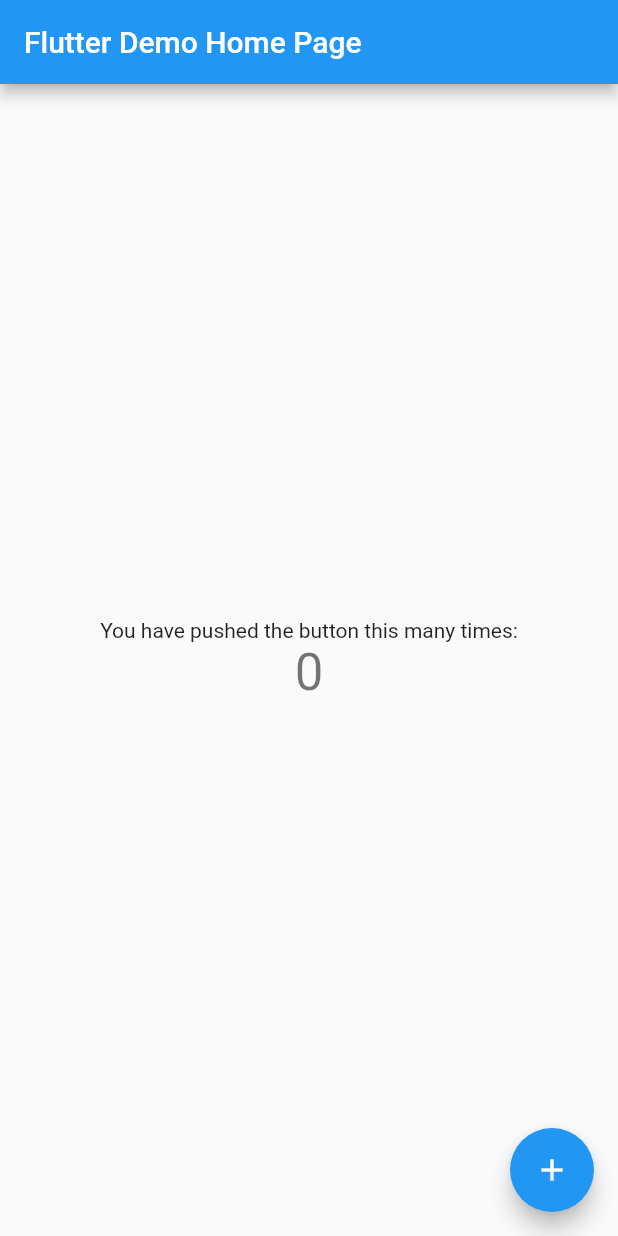
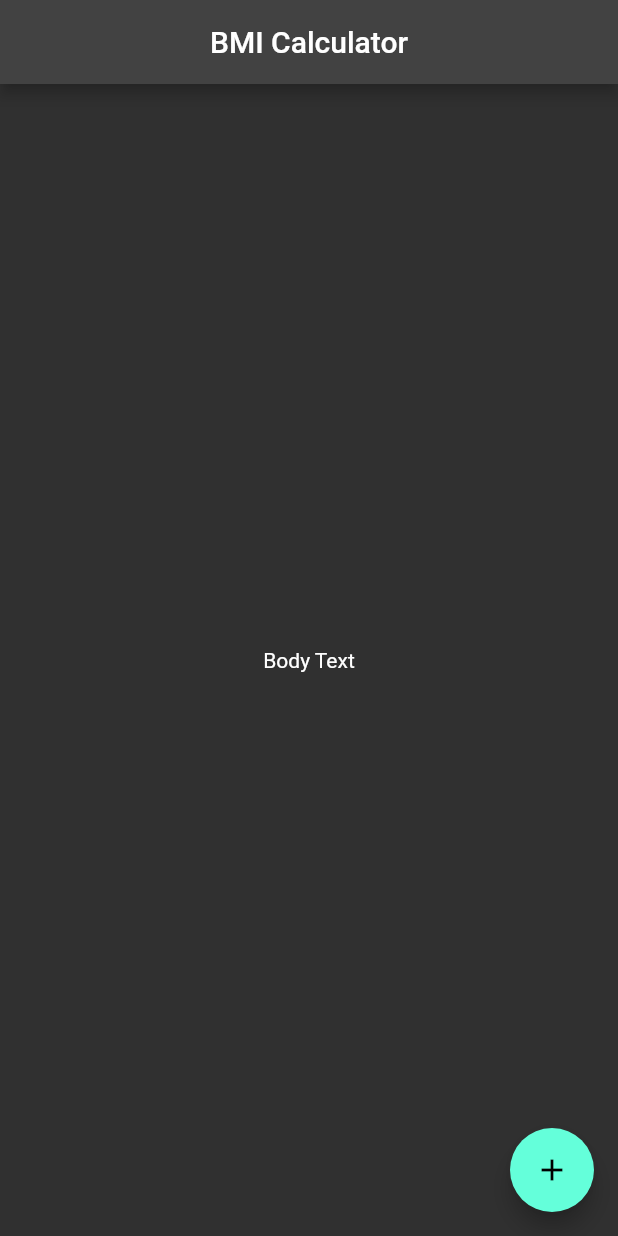
Before and after one commit to anup-paul/bmiCalculator, a Flutter app: the screen it shows after launch, on a phone screen of 412 x 824 dp. Run offline on Flutter 3.47's test engine with Material 2 defaults, Android fonts, the phone set to English and light mode, and no system bars.

Commit message:
temeData inisiation

```diff
--- a/lib/main.dart
+++ b/lib/main.dart
@@ -5,109 +5,41 @@ void main() {
 }
 
 class MyApp extends StatelessWidget {
-  // This widget is the root of your application.
+  const MyApp({Key? key}) : super(key: key);
+
   @override
   Widget build(BuildContext context) {
     return MaterialApp(
-      title: 'Flutter Demo',
-      theme: ThemeData(
-        // This is the theme of your application.
-        //
-        // Try running your application with "flutter run". You'll see the
-        // application has a blue toolbar. Then, without quitting the app, try
-        // changing the primarySwatch below to Colors.green and then invoke
-        // "hot reload" (press "r" in the console where you ran "flutter run",
-        // or simply save your changes to "hot reload" in a Flutter IDE).
-        // Notice that the counter didn't reset back to zero; the application
-        // is not restarted.
-        primarySwatch: Colors.blue,
-      ),
-      home: MyHomePage(title: 'Flutter Demo Home Page'),
+      theme: ThemeData.dark(),
+      home: InputPage(),
     );
   }
 }
 
-class MyHomePage extends StatefulWidget {
-  MyHomePage({Key? key, required this.title}) : super(key: key);
-
-  // This widget is the home page of your application. It is stateful, meaning
-  // that it has a State object (defined below) that contains fields that affect
-  // how it looks.
-
-  // This class is the configuration for the state. It holds the values (in this
-  // case the title) provided by the parent (in this case the App widget) and
-  // used by the build method of the State. Fields in a Widget subclass are
-  // always marked "final".
-
-  final String title;
+class InputPage extends StatefulWidget {
+  const InputPage({Key? key}) : super(key: key);
 
   @override
-  _MyHomePageState createState() => _MyHomePageState();
+  _InputPageState createState() => _InputPageState();
 }
 
-class _MyHomePageState extends State<MyHomePage> {
-  int _counter = 0;
-
-  void _incrementCounter() {
-    setState(() {
-      // This call to setState tells the Flutter framework that something has
-      // changed in this State, which causes it to rerun the build method below
-      // so that the display can reflect the updated values. If we changed
-      // _counter without calling setState(), then the build method would not be
-      // called again, and so nothing would appear to happen.
-      _counter++;
-    });
-  }
-
+class _InputPageState extends State<InputPage> {
   @override
   Widget build(BuildContext context) {
-    // This method is rerun every time setState is called, for instance as done
-    // by the _incrementCounter method above.
-    //
-    // The Flutter framework has been optimized to make rerunning build methods
-    // fast, so that you can just rebuild anything that needs updating rather
-    // than having to individually change instances of widgets.
-    return Scaffold(
-      appBar: AppBar(
-        // Here we take the value from the MyHomePage object that was created by
-        // the App.build method, and use it to set our appbar title.
-        title: Text(widget.title),
-      ),
-      body: Center(
-        // Center is a layout widget. It takes a single child and positions it
-        // in the middle of the parent.
-        child: Column(
-          // Column is also a layout widget. It takes a list of children and
-          // arranges them vertically. By default, it sizes itself to fit its
-          // children horizontally, and tries to be as tall as its parent.
-          //
-          // Invoke "debug painting" (press "p" in the console, choose the
-          // "Toggle Debug Paint" action from the Flutter Inspector in Android
-          // Studio, or the "Toggle Debug Paint" command in Visual Studio Code)
-          // to see the wireframe for each widget.
-          //
-          // Column has various properties to control how it sizes itself and
-          // how it positions its children. Here we use mainAxisAlignment to
-          // center the children vertically; the main axis here is the vertical
-          // axis because Columns are vertical (the cross axis would be
-          // horizontal).
-          mainAxisAlignment: MainAxisAlignment.center,
-          children: <Widget>[
-            Text(
-              'You have pushed the button this many times:',
-            ),
-            Text(
-              '$_counter',
-              style: Theme.of(context).textTheme.headline4,
-            ),
-          ],
+    return SafeArea(
+      child: Scaffold(
+        appBar: AppBar(
+          centerTitle: true,
+          title: Text('BMI Calculator'),
+        ),
+        body: Center(
+          child: Text('Body Text'),
+        ),
+        floatingActionButton: FloatingActionButton(
+          onPressed: () {},
+          child: Icon(Icons.add),
         ),
       ),
-      floatingActionButton: FloatingActionButton(
-        onPressed: _incrementCounter,
-        tooltip: 'Increment',
-        child: Icon(Icons.add),
-      ), // This trailing comma makes auto-formatting nicer for build methods.
     );
   }
 }
```
